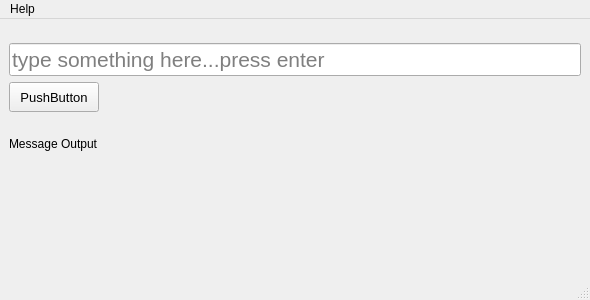
Before: the Qt Designer form main.ui in BrianHammond/Qt_Designer_Template, drawn with Qt 5.
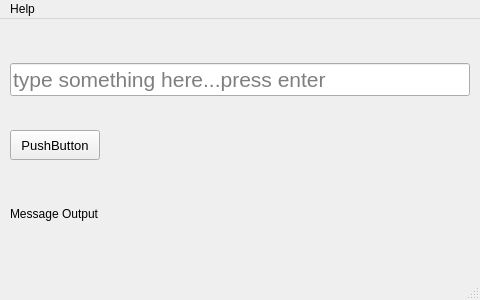
After: the same form once the commit is applied. Icons and pictures are not drawn.

Diff of the .ui file:
```diff
--- a/main.ui
+++ b/main.ui
@@ -6,7 +6,7 @@
    <rect>
     <x>0</x>
     <y>0</y>
-    <width>590</width>
+    <width>480</width>
     <height>300</height>
    </rect>
   </property>
@@ -36,23 +36,22 @@
     <normaloff>icon/ms_icon.jpg</normaloff>icon/ms_icon.jpg</iconset>
   </property>
   <widget class="QWidget" name="centralwidget">
-   <layout class="QVBoxLayout" name="verticalLayout">
-    <item>
-     <spacer name="verticalSpacer_2">
-      <property name="orientation">
-       <enum>Qt::Vertical</enum>
-      </property>
-      <property name="sizeType">
-       <enum>QSizePolicy::Fixed</enum>
-      </property>
-      <property name="sizeHint" stdset="0">
-       <size>
-        <width>20</width>
-        <height>15</height>
-       </size>
-      </property>
-     </spacer>
-    </item>
+   <layout class="QVBoxLayout" name="verticalLayout" stretch="0,0,0">
+    <property name="spacing">
+     <number>0</number>
+    </property>
+    <property name="leftMargin">
+     <number>10</number>
+    </property>
+    <property name="topMargin">
+     <number>10</number>
+    </property>
+    <property name="rightMargin">
+     <number>10</number>
+    </property>
+    <property name="bottomMargin">
+     <number>10</number>
+    </property>
     <item>
      <widget class="QLineEdit" name="text_field">
       <property name="font">
@@ -91,6 +90,18 @@
     </item>
     <item>
      <widget class="QLabel" name="label">
+      <property name="sizePolicy">
+       <sizepolicy hsizetype="Preferred" vsizetype="Fixed">
+        <horstretch>0</horstretch>
+        <verstretch>0</verstretch>
+       </sizepolicy>
+      </property>
+      <property name="minimumSize">
+       <size>
+        <width>0</width>
+        <height>40</height>
+       </size>
+      </property>
       <property name="styleSheet">
        <string notr="true">font: 12pt &quot;MS Shell Dlg 2&quot;;</string>
       </property>
@@ -99,22 +110,6 @@
       </property>
      </widget>
     </item>
-    <item>
-     <spacer name="verticalSpacer">
-      <property name="orientation">
-       <enum>Qt::Vertical</enum>
-      </property>
-      <property name="sizeType">
-       <enum>QSizePolicy::Fixed</enum>
-      </property>
-      <property name="sizeHint" stdset="0">
-       <size>
-        <width>20</width>
-        <height>100</height>
-       </size>
-      </property>
-     </spacer>
-    </item>
    </layout>
   </widget>
   <widget class="QStatusBar" name="statusbar"/>
@@ -123,7 +118,7 @@
     <rect>
      <x>0</x>
      <y>0</y>
-     <width>590</width>
+     <width>480</width>
      <height>22</height>
     </rect>
    </property>
```
